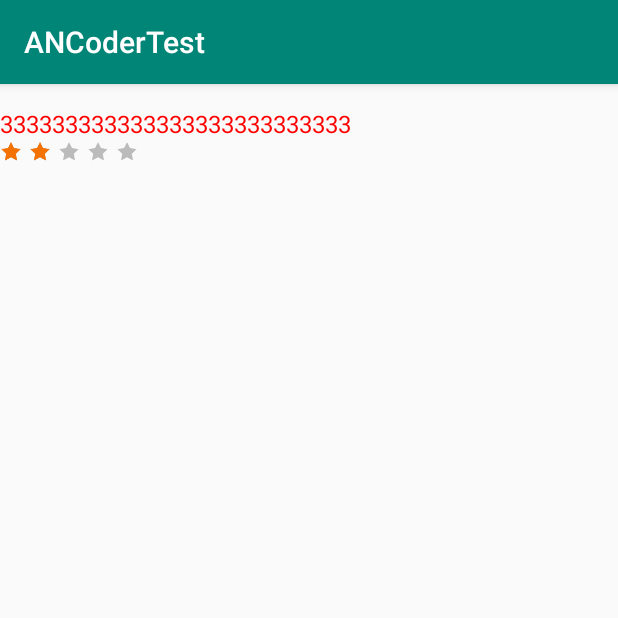
After one commit to meshangqingchen/ANCoderTest, an Android app: the CustomStarView screen opened directly, with no data from a screen before it, on a phone screen of 412 x 824 dp, the top half of it. The commit adds this screen. Run offline under Robolectric (Android 15) with nearby library versions, the phone set to English and light mode, and no system bars.

Commit message:
自定义view

```diff
--- a/app/src/main/AndroidManifest.xml
+++ b/app/src/main/AndroidManifest.xml
@@ -9,7 +9,9 @@
         android:roundIcon="@mipmap/ic_launcher_round"
         android:supportsRtl="true"
         android:theme="@style/AppTheme">
-        <activity android:name=".ActivityThelifecycle.ActivityThelifecycleB"></activity>
+        <activity android:name=".TheCustomViewTest.CustomStarView"></activity>
+        <activity android:name=".GestureDetector.GestureDetector" />
+        <activity android:name=".ActivityThelifecycle.ActivityThelifecycleB" />
         <activity android:name=".ActivityThelifecycle.ActivityThelifecycle" />
         <activity android:name=".FragmentTest.FragmentTestActivity" />
         <activity android:name=".InternPush.IntentPushActivityB" />
--- a/app/src/main/java/com/example/ancodertest/MainClassTypeListModel.java
+++ b/app/src/main/java/com/example/ancodertest/MainClassTypeListModel.java
@@ -1,5 +1,6 @@
 package com.example.ancodertest;
 
+import com.example.ancodertest.GestureDetector.GestureDetector;
 import android.widget.ExpandableListAdapter;
 import android.widget.TextView;
 
@@ -24,6 +25,7 @@ import com.example.ancodertest.StackViewTest.StackViewActivityTest;
 import com.example.ancodertest.TableLayout.TableLayoutActivity;
 import com.example.ancodertest.Test.TestActivity;
 import com.example.ancodertest.ListActivityTest.listViewActivity;
+import com.example.ancodertest.TheCustomViewTest.CustomStarView;
 import com.example.ancodertest.ViewSwitcherTest.ImageSwitcherActivity;
 import com.example.ancodertest.ViewSwitcherTest.TextSwitcherActivity;
 import com.example.ancodertest.ViewSwitcherTest.ViewSwitcherTestActivity;
@@ -57,7 +59,9 @@ public class MainClassTypeListModel {
             new MainClassTypeModel("TextSwitcherActivity","text", TextSwitcherActivity.class),
             new MainClassTypeModel("intentPushActivity","跳转传值反向传值",intentPushActivity.class),
             new MainClassTypeModel("FragmentTestActivity","Fragent 测试", FragmentTestActivity.class),
-            new MainClassTypeModel("ActivityThelifecycle","activity生命周期", ActivityThelifecycle.class)
+            new MainClassTypeModel("ActivityThelifecycle","activity生命周期", ActivityThelifecycle.class),
+            new MainClassTypeModel("GestureDetector","手势探测器", com.example.ancodertest.GestureDetector.GestureDetector.class),
+            new MainClassTypeModel("CustomStarView","自定义✨view", CustomStarView.class)
     );
 
     public List<MainClassTypeModel> getDataList() {
--- /dev/null
+++ b/app/src/main/java/com/example/ancodertest/TheCustomViewTest/CustomStarView.java
@@ -0,0 +1,20 @@
+package com.example.ancodertest.TheCustomViewTest;
+
+import android.support.v7.app.AppCompatActivity;
+import android.os.Bundle;
+import android.util.Log;
+import android.widget.TextView;
+
+import com.example.ancodertest.R;
+
+public class CustomStarView extends AppCompatActivity {
+
+    @Override
+    protected void onCreate(Bundle savedInstanceState) {
+        super.onCreate(savedInstanceState);
+        setContentView(R.layout.activity_custom_star_view);
+        TextView textView = (TextView)findViewById(R.id.tv_average_count);
+        Log.i("textView",textView.toString());
+    }
+
+}
--- /dev/null
+++ b/app/src/main/java/com/example/ancodertest/TheCustomViewTest/StarView.java
@@ -0,0 +1,92 @@
+package com.example.ancodertest.TheCustomViewTest;
+
+import android.content.Context;
+import android.content.res.TypedArray;
+import android.graphics.Bitmap;
+import android.graphics.BitmapShader;
+import android.graphics.Canvas;
+import android.graphics.Paint;
+import android.graphics.drawable.Drawable;
+import android.support.annotation.Nullable;
+import android.util.AttributeSet;
+import android.view.View;
+import com.example.ancodertest.R;
+
+public class StarView extends View {
+
+
+    private Paint mPaint;
+    private int startSpace = 0;
+    private int startSize;
+    private int startCount;
+
+    private Drawable startDarkDrawable;
+    private Bitmap startLightBitmap;
+    private float startMark = 2.0F;
+
+    public StarView(Context context){
+        super(context);
+    }
+
+    public StarView(Context context, @Nullable AttributeSet attributeSet){
+        super(context,attributeSet);
+        init(context,attributeSet);
+    }
+
+    private void init(Context context,AttributeSet attrs){
+        setClickable(false);
+        TypedArray typedArray = context.obtainStyledAttributes(attrs,R.styleable.StarView);
+        startSpace = (int) typedArray.getDimension(R.styleable.StarView_startSpace, 0);
+        startSize = (int) typedArray.getDimension(R.styleable.StarView_startSize, 2);
+        startCount = typedArray.getInteger(R.styleable.StarView_startCount, 5);
+        startDarkDrawable = typedArray.getDrawable(R.styleable.StarView_startEmpty);
+        Drawable lightDrawable = typedArray.getDrawable(R.styleable.StarView_startFill);
+        startLightBitmap = drawableToBitmap(lightDrawable);
+
+        mPaint = new Paint();
+        mPaint.setAntiAlias(true);
+        mPaint.setShader(new BitmapShader(startLightBitmap, BitmapShader.TileMode.CLAMP, BitmapShader.TileMode.CLAMP));
+    }
+
+    @Override
+    protected void onMeasure(int widthMeasureSpec, int heightMeasureSpec) {
+        super.onMeasure(widthMeasureSpec, heightMeasureSpec);
+        setMeasuredDimension(startSize * startCount + startSpace * (startCount - 1), startSize);
+    }
+
+    private Bitmap drawableToBitmap(Drawable drawable){
+        if (drawable == null){
+         return null;
+        }
+        Bitmap bitmap = Bitmap.createBitmap(startSize,startSize,Bitmap.Config.ARGB_8888);
+        Canvas canvas = new Canvas(bitmap);
+        drawable.setBounds(0,0,startSize,startSize);
+        drawable.draw(canvas);
+        return bitmap;
+    }
+
+    @Override
+    protected void onDraw(Canvas canvas) {
+        super.onDraw(canvas);
+        if (startDarkDrawable == null || startLightBitmap == null){
+            return;
+        }
+        for (int i=0;i<startCount;i++){
+            startDarkDrawable.setBounds((startSpace + startSize) * i, 0, (startSpace + startSize) * i + startSize, startSize);
+            startDarkDrawable.draw(canvas);
+        }
+        if (startMark>=1){
+            for (int i=0;i<startMark;i++){
+                canvas.drawRect(0,0,startSize,startSize,mPaint);
+                canvas.translate(startSpace + startSize, 0);
+            }
+        }
+    }
+
+    public void setStartMark(int mark) {
+
+        startMark = Math.round(mark * 10) * 1.0f / 10;
+        startMark = (float) Math.rint((startMark * startCount) / 10);
+        invalidate();
+    }
+}
--- /dev/null
+++ b/app/src/main/res/layout/activity_custom_star_view.xml
@@ -0,0 +1,41 @@
+<?xml version="1.0" encoding="utf-8"?>
+<!--RelativeLayout-->
+<!--android.support.constraint.ConstraintLayout-->
+<RelativeLayout xmlns:android="http://schemas.android.com/apk/res/android"
+    xmlns:app="http://schemas.android.com/apk/res-auto"
+    xmlns:StartView="http://schemas.android.com/apk/res-auto"
+    xmlns:tools="http://schemas.android.com/tools"
+    android:layout_width="match_parent"
+    android:layout_height="match_parent"
+    tools:context=".TheCustomViewTest.CustomStarView">
+
+
+    <LinearLayout
+        android:id="@+id/ll_star"
+        android:layout_width="wrap_content"
+        android:layout_height="wrap_content"
+        android:layout_marginTop="15dp"
+        android:orientation="vertical">
+        <!--StartView:startCount="5"-->
+
+        <TextView
+            android:id="@+id/tv_average_count"
+            android:layout_width="wrap_content"
+            android:layout_height="wrap_content"
+            android:textColor="@color/color1"
+            android:textSize="16sp"
+            android:text="333333333333333333333333333" />
+
+        <com.example.ancodertest.TheCustomViewTest.StarView
+            android:id="@+id/average"
+            android:layout_width="wrap_content"
+            android:layout_height="wrap_content"
+            StartView:startEmpty="@drawable/star_dark"
+            StartView:startFill="@drawable/star_light"
+            StartView:startSize="15dp"
+            StartView:startSpace="5dp" />
+
+    </LinearLayout>
+
+
+</RelativeLayout>
--- a/app/src/main/res/values/array.xml
+++ b/app/src/main/res/values/array.xml
@@ -1,5 +1,6 @@
 <?xml version="1.0" encoding="utf-8"?>
 <resources>
+
     <string-array name="books">
         <item>疯狂Java讲义</item>
         <item>疯狂Ajax讲义</item>
```
Also changed, not shown: app/src/main/java/com/example/ancodertest/ActivityThelifecycle/ActivityThelifecycle.java (+28 -1 lines), app/src/main/java/com/example/ancodertest/GestureDetector/GestureDetector.java (added, +76 -0 lines), app/src/main/res/layout/activity_gesture_detector.xml (added, +10 -0 lines), app/src/main/res/values/attrs.xml (added, +10 -0 lines), app/src/main/res/drawable/star_dark.png (added), app/src/main/res/drawable/star_light.png (added).
